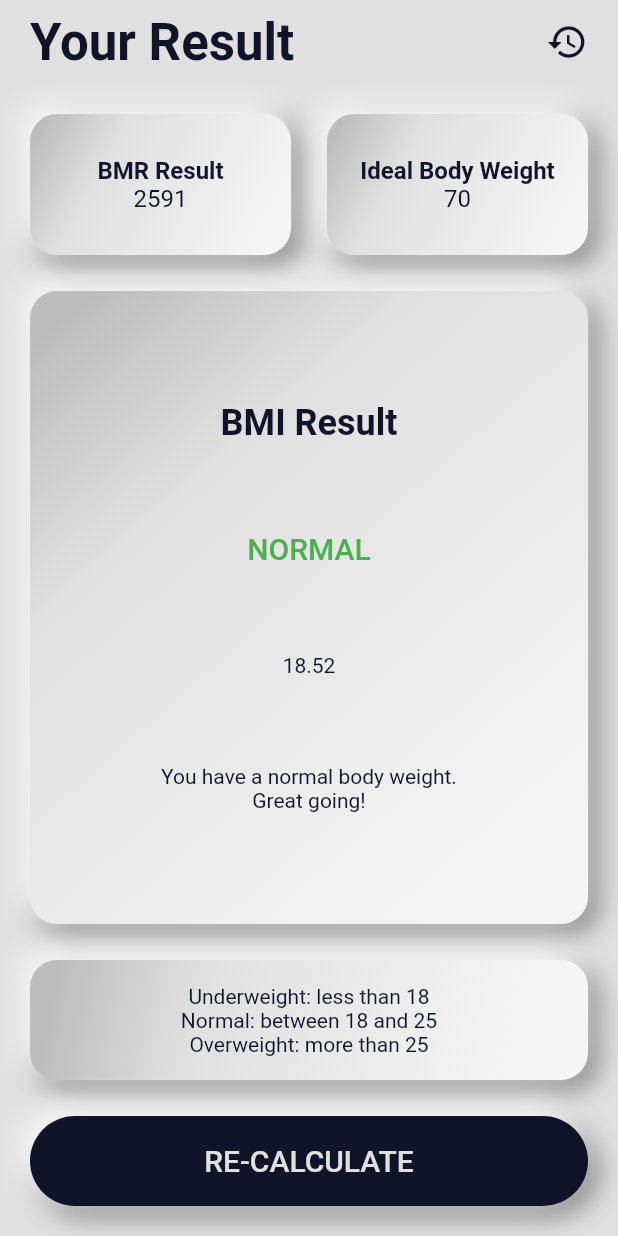
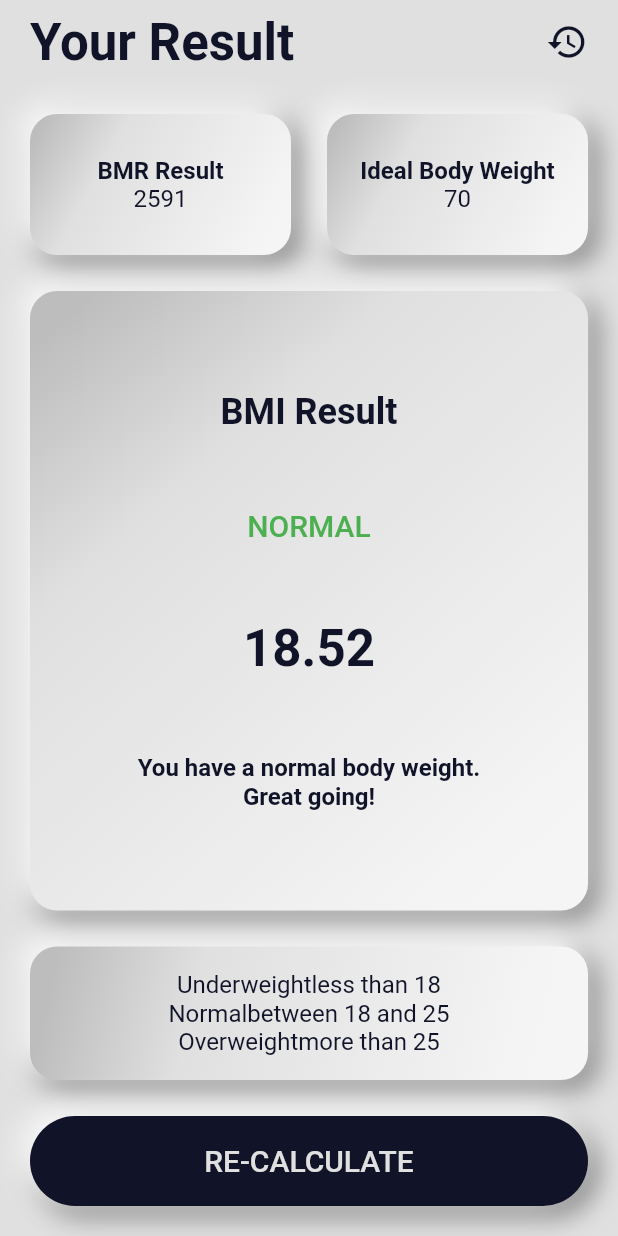
Before and after one commit to jagritjkh/bmi_calculator, a Flutter app: the screen it shows after launch, after a tap on "Calculate", on a phone screen of 412 x 824 dp. Run offline on Flutter 3.47's test engine with Material 2 defaults, Android fonts, the phone set to English and light mode, and no system bars; our stand-ins replace font_awesome_flutter, lottie, sqflite; missing offline and left inert: animation_wrappers; accounts and stored records are empty.

Commit message:
add: strings through context

```diff
--- a/lib/functions/calculator_brain.dart
+++ b/lib/functions/calculator_brain.dart
@@ -1,6 +1,7 @@
 import 'dart:math';
 
 import 'package:bmi_calculator/screens/input_page.dart';
+import 'package:bmi_calculator/generated/l10n.dart';
 
 class CalculatorBrain {
   final Gender? gender;
@@ -47,21 +48,19 @@ class CalculatorBrain {
 
   String getBmiResult() {
     if (_bmi >= 25)
-      return 'Overweight';
+      return S.current.overweight;
     else if (_bmi > 18)
-      return 'Normal';
+      return S.current.normal;
     else
-      return 'Underweight';
+      return S.current.underweight;
   }
 
   String getInterpretation() {
     if (_bmi >= 25)
-      return 'Your body weight is higher than normal.' +
-          '\n' +
-          'Exercise more!';
+      return S.current.higherWeight + '\n' + S.current.exerciseMore;
     else if (_bmi > 18)
-      return 'You have a normal body weight.' + '\n' + 'Great going!';
+      return S.current.normalWeight + '\n' + S.current.greatGoing;
     else
-      return 'You are underweight.' + '\n' + 'Have some more food!';
+      return S.current.youAreUnderweight + '\n' + S.current.moreFood;
   }
 }
--- a/lib/l10n/intl_en.arb
+++ b/lib/l10n/intl_en.arb
@@ -20,5 +20,6 @@
   "lessThan18": "less than 18",
   "between18And25": "between 18 and 25",
   "moreThan25": "more than 25",
-  "reCalculate": "RE-CALCULATE"
+  "reCalculate": "RE-CALCULATE",
+  "history": "History"
 }
--- a/lib/screens/history_page.dart
+++ b/lib/screens/history_page.dart
@@ -5,6 +5,7 @@ import 'package:bmi_calculator/theme/style.dart';
 import 'package:flutter/material.dart';
 import 'package:lottie/lottie.dart';
 import 'package:sqflite/sqflite.dart';
+import 'package:bmi_calculator/generated/l10n.dart';
 
 class HistoryPage extends StatefulWidget {
   final List<Result> results;
@@ -20,12 +21,14 @@ class HistoryPage extends StatefulWidget {
 class _HistoryPageState extends State<HistoryPage> {
   @override
   Widget build(BuildContext context) {
-    print(widget.results);
+    var theme = Theme.of(context);
     return widget.results.length != 0
         ? Scaffold(
             appBar: AppBar(
               automaticallyImplyLeading: false,
-              title: Text(' History'),
+              titleSpacing: 20,
+              title:
+                  Text(S.of(context).history, style: theme.textTheme.headline4),
               actions: [
                 IconButton(
                   icon: Icon(Icons.delete),
--- a/lib/screens/input_page.dart
+++ b/lib/screens/input_page.dart
@@ -30,6 +30,7 @@ class _InputPageState extends State<InputPage> {
   @override
   Widget build(BuildContext context) {
     var theme = Theme.of(context);
+    var s = S.of(context);
     return Scaffold(
       appBar: AppBar(
         title: Text(
@@ -59,7 +60,7 @@ class _InputPageState extends State<InputPage> {
                           ? Border.all(color: theme.backgroundColor, width: 2)
                           : null,
                       cardChild: IconContent(
-                        text: S.of(context).male,
+                        text: s.male,
                         icon: FontAwesomeIcons.male,
                       ),
                     ),
@@ -75,7 +76,7 @@ class _InputPageState extends State<InputPage> {
                           ? Border.all(color: theme.backgroundColor, width: 2)
                           : null,
                       cardChild: IconContent(
-                        text: S.of(context).female,
+                        text: s.female,
                         icon: FontAwesomeIcons.female,
                       ),
                     ),
@@ -88,7 +89,7 @@ class _InputPageState extends State<InputPage> {
                 mainAxisAlignment: MainAxisAlignment.center,
                 children: <Widget>[
                   Text(
-                    S.of(context).height,
+                    s.height,
                     style: theme.textTheme.bodyText1,
                   ),
                   Text(height.toString() + ' cm'),
@@ -136,8 +137,7 @@ class _InputPageState extends State<InputPage> {
                     cardChild: Column(
                       mainAxisAlignment: MainAxisAlignment.center,
                       children: <Widget>[
-                        Text(S.of(context).weight,
-                            style: theme.textTheme.bodyText1),
+                        Text(s.weight, style: theme.textTheme.bodyText1),
                         Text(weight.toString() + ' kg'),
                         Padding(
                           padding: EdgeInsets.all(4.0),
@@ -173,8 +173,7 @@ class _InputPageState extends State<InputPage> {
                     cardChild: Column(
                       mainAxisAlignment: MainAxisAlignment.center,
                       children: <Widget>[
-                        Text(S.of(context).age,
-                            style: theme.textTheme.bodyText1),
+                        Text(s.age, style: theme.textTheme.bodyText1),
                         Text(age.toString()),
                         Padding(
                           padding: EdgeInsets.all(4.0),
@@ -236,7 +235,7 @@ class _InputPageState extends State<InputPage> {
                   ),
                 );
               },
-              text: S.of(context).calculate,
+              text: s.calculate,
             )
           ],
         ),
--- a/lib/screens/results_page.dart
+++ b/lib/screens/results_page.dart
@@ -3,6 +3,7 @@ import 'package:bmi_calculator/components/reusable_card.dart';
 import 'package:bmi_calculator/functions/database_helper.dart';
 import 'package:bmi_calculator/models/result.dart';
 import 'package:flutter/material.dart';
+import 'package:bmi_calculator/generated/l10n.dart';
 
 class ResultsPage extends StatefulWidget {
   final Result result;
@@ -26,11 +27,12 @@ class _ResultsPageState extends State<ResultsPage> {
   @override
   Widget build(BuildContext context) {
     var theme = Theme.of(context);
+    var s = S.of(context);
     return Scaffold(
       appBar: AppBar(
         automaticallyImplyLeading: false,
         titleSpacing: 20,
-        title: Text('Your Result', style: theme.textTheme.headline4),
+        title: Text(s.yourResult, style: theme.textTheme.headline4),
         actions: [HistoryButton(false)],
       ),
       body: Padding(
@@ -46,7 +48,8 @@ class _ResultsPageState extends State<ResultsPage> {
                       mainAxisAlignment: MainAxisAlignment.spaceEvenly,
                       children: <Widget>[
                         SizedBox(height: 12.0),
-                        Text("BMR Result", style: theme.textTheme.bodyText1),
+                        Text("BMR ${s.result}",
+                            style: theme.textTheme.bodyText1),
                         Text(widget.result.bmr!,
                             style: theme.textTheme.bodyText2!
                                 .copyWith(fontSize: 16)),
@@ -61,8 +64,7 @@ class _ResultsPageState extends State<ResultsPage> {
                       mainAxisAlignment: MainAxisAlignment.spaceEvenly,
                       children: <Widget>[
                         SizedBox(height: 12.0),
-                        Text("Ideal Body Weight",
-                            style: theme.textTheme.bodyText1),
+                        Text(s.idealBody, style: theme.textTheme.bodyText1),
                         Text(
                           widget.result.ibw!,
                           style:
@@ -80,19 +82,23 @@ class _ResultsPageState extends State<ResultsPage> {
                 cardChild: Column(
                   mainAxisAlignment: MainAxisAlignment.spaceEvenly,
                   children: <Widget>[
-                    Text("BMI Result", style: theme.textTheme.headline5),
+                    Text("BMI ${s.result}", style: theme.textTheme.headline5),
                     Text(
                       widget.result.result!.toUpperCase(),
-                      style: widget.result.result == 'Normal'
+                      style: widget.result.result == s.normal
                           ? theme.textTheme.headline6!
                               .copyWith(color: Colors.green)
                           : theme.textTheme.bodyText1!
                               .copyWith(color: Colors.red),
                     ),
-                    Text(widget.result.bmi!),
+                    Text(
+                      widget.result.bmi!,
+                      style: theme.textTheme.headline4,
+                    ),
                     Text(
                       widget.interpretation,
                       textAlign: TextAlign.center,
+                      style: theme.textTheme.bodyText1,
                     ),
                   ],
                 ),
@@ -100,16 +106,19 @@ class _ResultsPageState extends State<ResultsPage> {
             ),
             ReusableCard(
               cardChild: Text(
-                'Underweight: less than 18' +
+                s.underweight +
+                    s.lessThan18 +
                     '\n' +
-                    'Normal: between 18 and 25' +
+                    s.normal +
+                    s.between18And25 +
                     '\n' +
-                    'Overweight: more than 25',
+                    s.overweight +
+                    s.moreThan25,
                 textAlign: TextAlign.center,
+                style: theme.textTheme.bodyText2!.copyWith(fontSize: 16),
               ),
             ),
-            BottomBar(
-                onTap: () => Navigator.pop(context), text: 'RE-CALCULATE'),
+            BottomBar(onTap: () => Navigator.pop(context), text: s.reCalculate),
           ],
         ),
       ),
```
Also changed, not shown: lib/generated/intl/messages_en.dart, lib/generated/l10n.dart.
